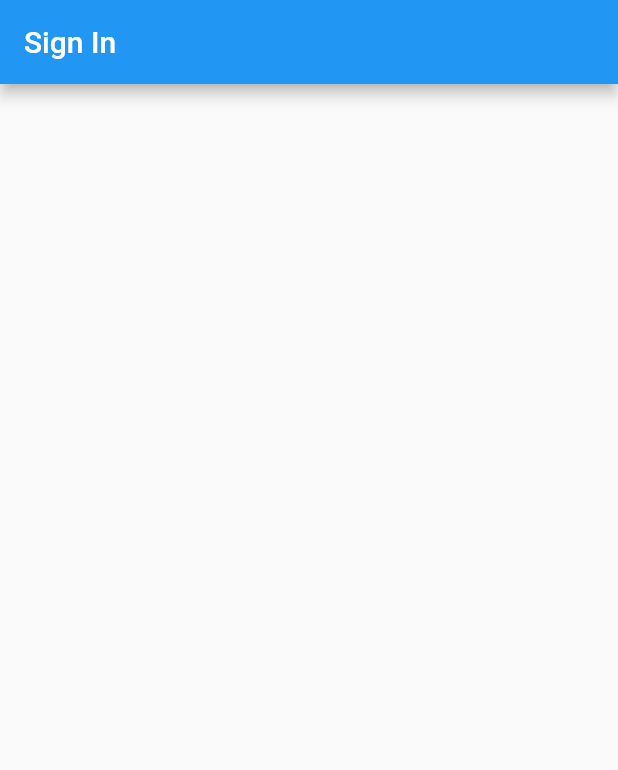
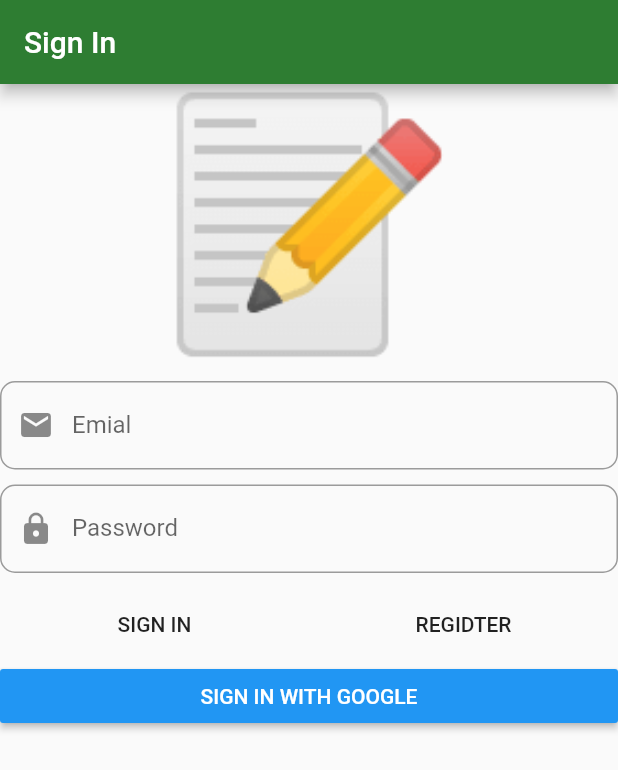
Before and after one commit to Endagegnehu/firebase_todo, a Flutter app: the screen it shows after launch, on a phone screen of 412 x 824 dp. Shown: the top 770 px of the screen. Run offline on Flutter 3.47's test engine with Material 2 defaults, Android fonts, the phone set to English and light mode, and no system bars; our stand-ins replace bloc, dartz, firebase_auth, flutter_bloc, freezed_annotation, get_it and 2 more; accounts and stored records are empty; generated files the repository leaves out were written again.

Commit message:
form ui 🎉

```diff
--- a/lib/presentation/core/app_widget.dart
+++ b/lib/presentation/core/app_widget.dart
@@ -5,7 +5,18 @@ class AppWidget extends StatelessWidget {
   @override
   Widget build(BuildContext context) {
     return MaterialApp(
+      title: 'Note',
       home: SignInPage(),
+      debugShowCheckedModeBanner: false,
+      theme: ThemeData.light().copyWith(
+        primaryColor: Colors.green[800],
+        accentColor: Colors.blueAccent,
+        inputDecorationTheme: InputDecorationTheme(
+          border: OutlineInputBorder(
+            borderRadius: BorderRadius.circular(10),
+          ),
+        ),
+      ),
     );
   }
 }
--- a/lib/presentation/sign_in/widget/sign_in_form.dart
+++ b/lib/presentation/sign_in/widget/sign_in_form.dart
@@ -1,8 +1,83 @@
+import 'package:firebase_todo/application/auth/sign_in_form/sing_in_form_bloc.dart';
 import 'package:flutter/material.dart';
+import 'package:flutter_bloc/flutter_bloc.dart';
 
 class SignInForm extends StatelessWidget {
   @override
   Widget build(BuildContext context) {
-    return Container();
+    return BlocConsumer<SignInFormBloc, SignInFormState>(
+      listener: (context, state) {},
+      builder: (context, state) {
+        return Form(
+          autovalidate: state.showErrorMessages,
+          child: ListView(
+            children: <Widget>[
+              const Text(
+                '📝',
+                textAlign: TextAlign.center,
+                style: TextStyle(
+                  fontSize: 160,
+                ),
+              ),
+              const SizedBox(
+                height: 10,
+              ),
+              TextFormField(
+                decoration: const InputDecoration(
+                  prefixIcon: Icon(
+                    Icons.email,
+                  ),
+                  labelText: 'Emial',
+                ),
+                autocorrect: false,
+                onChanged: (value) => context
+                    .bloc<SignInFormBloc>()
+                    .add(SignInFormEvent.emailChanged(value)),
+              ),
+              const SizedBox(
+                height: 10,
+              ),
+              TextFormField(
+                decoration: const InputDecoration(
+                  prefixIcon: Icon(
+                    Icons.lock,
+                  ),
+                  labelText: 'Password',
+                ),
+                autocorrect: false,
+                obscureText: true,
+              ),
+              const SizedBox(
+                height: 10,
+              ),
+              Row(
+                children: <Widget>[
+                  Expanded(
+                    child: FlatButton(
+                      onPressed: () {},
+                      child: const Text('SIGN IN'),
+                    ),
+                  ),
+                  Expanded(
+                    child: FlatButton(
+                      onPressed: () {},
+                      child: const Text('REGIDTER'),
+                    ),
+                  ),
+                ],
+              ),
+              RaisedButton(
+                onPressed: () {},
+                color: Colors.blue,
+                child: const Text(
+                  'SIGN IN WITH GOOGLE',
+                  style: TextStyle(color: Colors.white),
+                ),
+              ),
+            ],
+          ),
+        );
+      },
+    );
   }
 }
```
